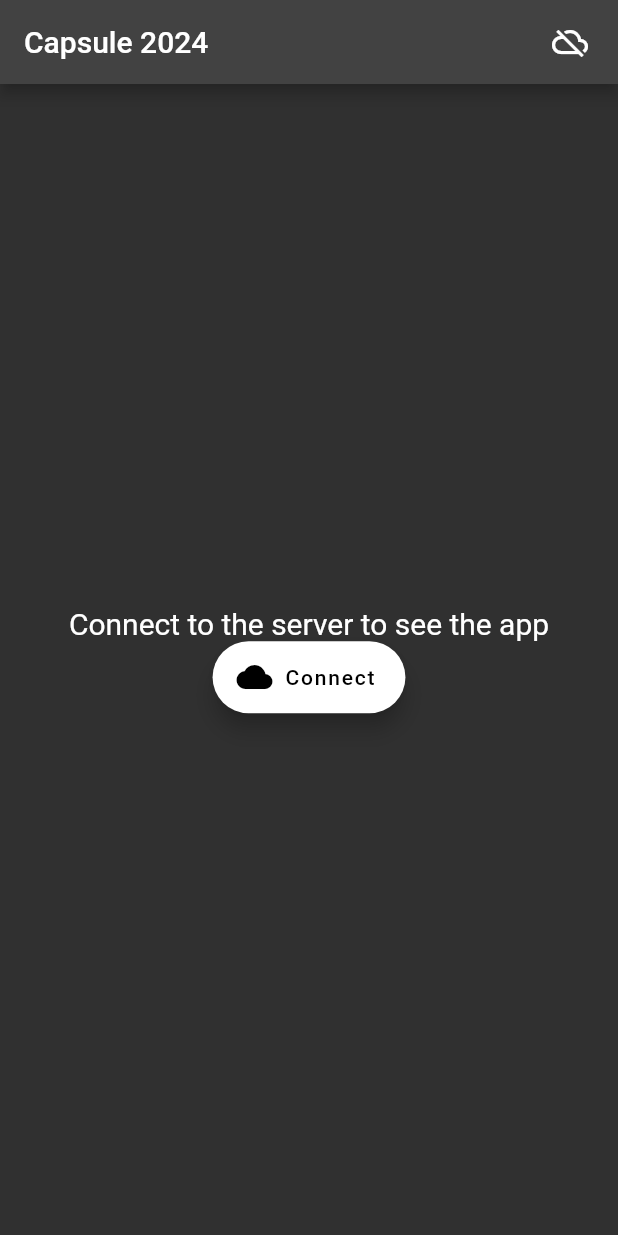
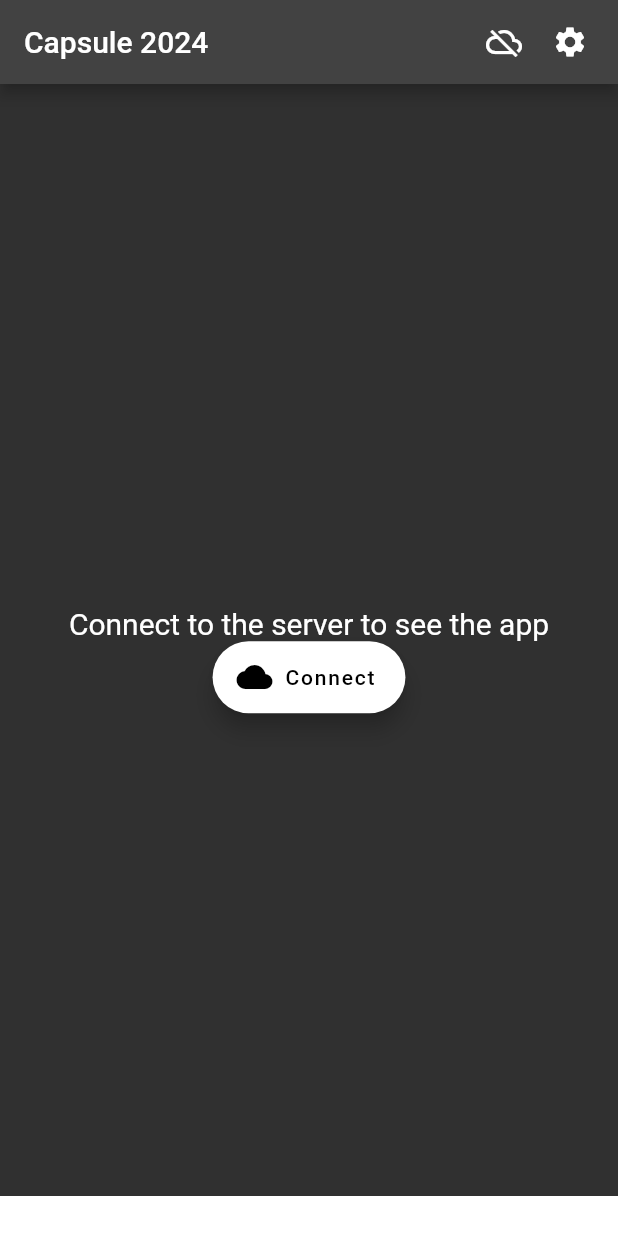
Before and after one commit to Gamma-Software/Capsule2024, a Flutter app: the screen it shows after launch, after a tap on "Connect", on a phone screen of 412 x 824 dp. Run offline on Flutter 3.47's test engine with Material 2 defaults, Android fonts, the light colour scheme and no system bars; our stand-ins replace page_transition, shared_preferences; missing offline and left inert: mqtt_client, ndialog.

Commit message:
add settings

```diff
--- a/lib/main.dart
+++ b/lib/main.dart
@@ -10,7 +10,9 @@ import 'package:flutter/material.dart';
 import 'package:mqtt_client/mqtt_client.dart';
 import 'package:mqtt_client/mqtt_server_client.dart';
 import 'package:ndialog/ndialog.dart';
+import 'package:page_transition/page_transition.dart';
 import 'dart:async';
+import 'settings_page.dart';
 
 void main() {
   runApp(const MyApp());
@@ -26,7 +28,7 @@ class MyApp extends StatelessWidget {
       title: 'Capsule 2024',
       themeMode: ThemeMode.dark,
       darkTheme: ThemeData.dark(),
-      home: const MQTTClient(),
+      home: MQTTClient(),
     );
   }
 }
@@ -70,13 +72,18 @@ class _MQTTClientState extends State<MQTTClient> {
                       child: Icon(
                         !isConnected ? Icons.cloud_off : Icons.cloud_rounded,
                       ))),
-              //Padding(
-              //    padding: const EdgeInsets.only(right: 20),
-              //    child: GestureDetector(
-              //        onTap: () {
-              //          print("settings");
-              //        },
-              //        child: Icon(Icons.settings)))
+              Padding(
+                  padding: const EdgeInsets.only(right: 20),
+                  child: GestureDetector(
+                      onTap: () {
+                        Navigator.push(
+                            context,
+                            PageTransition(
+                                type: PageTransitionType.rightToLeft,
+                                duration: Duration(milliseconds: 200),
+                                child: const Settings()));
+                      },
+                      child: Icon(Icons.settings)))
             ],
             bottom: isConnected
                 ? const TabBar(
@@ -186,17 +193,31 @@ class _MQTTClientState extends State<MQTTClient> {
   }
 
   _connect() async {
-    ProgressDialog progressDialog = ProgressDialog(context,
-        blur: 0,
-        dialogTransitionType: DialogTransitionType.Shrink,
-        dismissable: false);
+    ProgressDialog progressDialog = ProgressDialog(
+      context,
+      blur: 0,
+      dialogTransitionType: DialogTransitionType.Shrink,
+      dismissable: false,
+    );
     progressDialog.setLoadingWidget(const CircularProgressIndicator(
       valueColor: AlwaysStoppedAnimation(Colors.red),
     ));
     progressDialog
-        .setMessage(const Text("Please Wait, Connecting MQTT Broker"));
+        .setMessage(const Text("Please Wait, Connecting to Capsule..."));
     progressDialog.setTitle(const Text("Connecting"));
     progressDialog.show();
+
+    // Add a timeout on connection
+    Future.delayed(Duration(seconds: 15)); // Duration to wait
+    setState(() {
+      progressDialog.dismiss();
+      ScaffoldMessenger.of(context).showSnackBar(
+        const SnackBar(
+          content: Text("Impossible to connect to the server, try again"),
+          duration: Duration(milliseconds: 400),
+        ),
+      );
+    });
 
     isConnected = await mqttConnect("androidapp");
     progressDialog.dismiss();
@@ -231,8 +252,10 @@ class _MQTTClientState extends State<MQTTClient> {
     client.onDisconnected = onDisconnected;
     client.pongCallback = pong;
 
-    final MqttConnectMessage connMess =
-        MqttConnectMessage().withClientIdentifier(uniqueId).startClean();
+    final MqttConnectMessage connMess = MqttConnectMessage()
+        .withClientIdentifier(uniqueId)
+        .startClean()
+        .authenticateAs("admin", "pam1249CS1110ragot&");
     client.connectionMessage = connMess;
 
     await client.connect();
--- a/pubspec.yaml
+++ b/pubspec.yaml
@@ -37,6 +37,8 @@ dependencies:
   mqtt_client: ^9.3.1
   ndialog: ^4.1.0
   flutter_grid_button:
+  shared_preferences:
+  page_transition: "^2.0.5"
 
 dev_dependencies:
   flutter_test:
```
Also changed, not shown: lib/settings_page.dart (added, +108 -0 lines).
